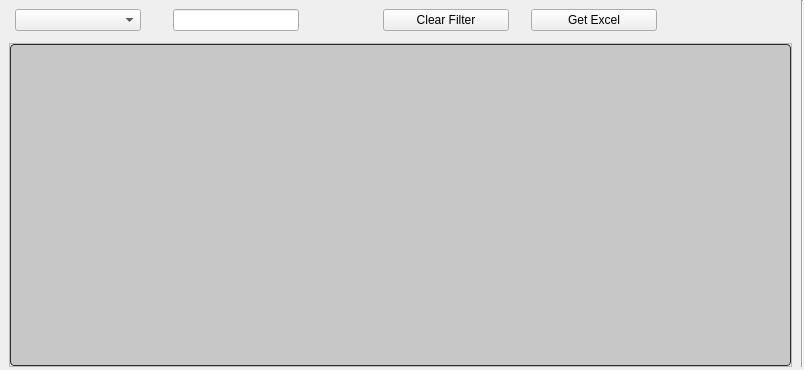
This is Resources/UI/table11 - Copy.ui in ArhamshareKrushil/ScanRisk as Qt 5 draws it before an edit. The edited form follows.
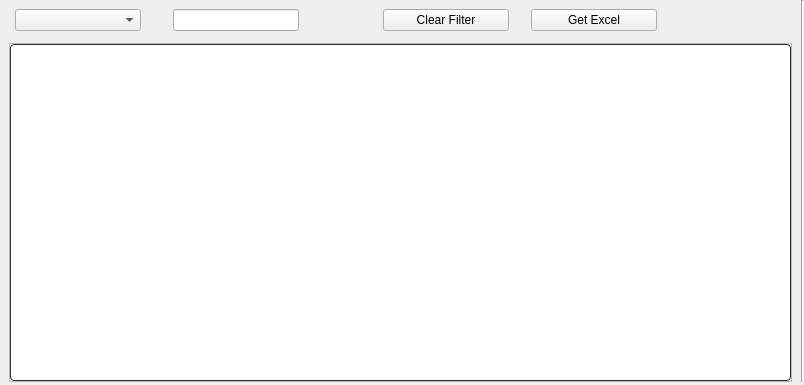
This is the edited form. Icons and pictures are not drawn.

The edit to the form file:
```diff
--- a/Resources/UI/table11 - Copy.ui
+++ b/Resources/UI/table11 - Copy.ui
@@ -7,7 +7,7 @@
     <x>0</x>
     <y>0</y>
     <width>804</width>
-    <height>370</height>
+    <height>385</height>
    </rect>
   </property>
   <property name="windowTitle">
@@ -148,7 +148,7 @@
 QListView,
 QTableView,
 QColumnView {
-  background-color: #c7c7c7;
+  background-color: #FFFFFF;
   border: 1px solid #2d2d2d;
   color: #000000;
   gridline-color: #2d2d2d;
@@ -159,7 +159,7 @@
 QListView:disabled,
 QTableView:disabled,
 QColumnView:disabled {
-  background-color: #c7c7c7;
+  background-color: #FFFFFF;
   color: #000000;
 }
 
@@ -167,7 +167,7 @@
 QListView:selected,
 QTableView:selected,
 QColumnView:selected {
-  background-color: #c7c7c7;
+  background-color: #FFFFFF;
   color: #000000;
 }
 
```
Left out of the diff: 152 changed lines with no effect on the pictures.
